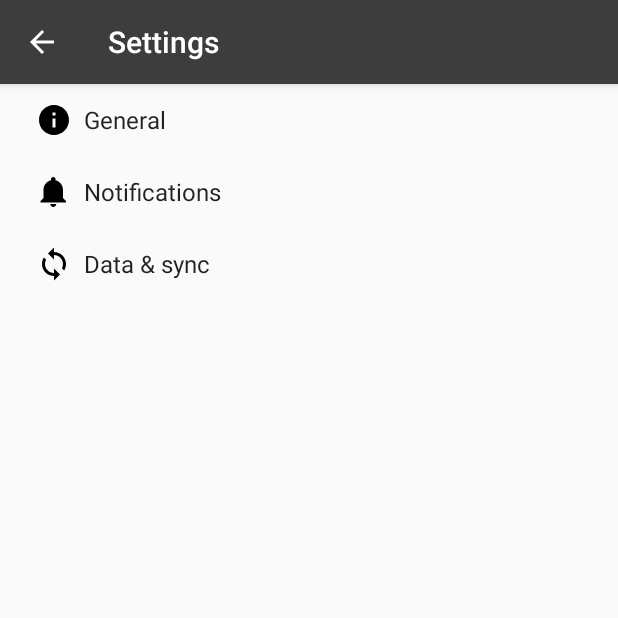
After one commit to litlatte/AutOut_b, an Android app: the Impostazioni_ac screen opened directly, with no data from a screen before it, on a phone screen of 412 x 824 dp, the top half of it. The commit adds this screen. Run offline under Robolectric (Android 15) with nearby library versions, the light colour scheme and no system bars.

Commit message:
Aggiunta layout impostazioni

```diff
--- a/app/build.gradle
+++ b/app/build.gradle
@@ -9,6 +9,7 @@
         versionCode 1
         versionName "1.0"
         testInstrumentationRunner "android.support.test.runner.AndroidJUnitRunner"
+        vectorDrawables.useSupportLibrary = true
     }
     buildTypes {
         release {
@@ -26,6 +27,8 @@
     implementation 'pub.devrel:easypermissions:0.2.0'
     implementation 'com.android.support:recyclerview-v7:28.0.0'
     implementation 'com.android.support:cardview-v7:28.0.0'
+    implementation 'com.android.support:support-v4:28.0.0'
+    implementation 'com.android.support:support-vector-drawable:28.0.0'
     testImplementation 'junit:junit:4.12'
     androidTestImplementation 'com.android.support.test:runner:1.0.2'
     androidTestImplementation 'com.android.support.test.espresso:espresso-core:3.0.2'
--- /dev/null
+++ b/app/src/main/java/com/iiseinstein/autout/AppCompatPreferenceActivity.java
@@ -0,0 +1,109 @@
+package com.iiseinstein.autout;
+
+import android.content.res.Configuration;
+import android.os.Bundle;
+import android.preference.PreferenceActivity;
+import android.support.annotation.LayoutRes;
+import android.support.annotation.Nullable;
+import android.support.v7.app.ActionBar;
+import android.support.v7.app.AppCompatDelegate;
+import android.support.v7.widget.Toolbar;
+import android.view.MenuInflater;
+import android.view.View;
+import android.view.ViewGroup;
+
+/**
+ * A {@link android.preference.PreferenceActivity} which implements and proxies the necessary calls
+ * to be used with AppCompat.
+ */
+public abstract class AppCompatPreferenceActivity extends PreferenceActivity {
+
+    private AppCompatDelegate mDelegate;
+
+    @Override
+    protected void onCreate(Bundle savedInstanceState) {
+        getDelegate().installViewFactory();
+        getDelegate().onCreate(savedInstanceState);
+        super.onCreate(savedInstanceState);
+    }
+
+    @Override
+    protected void onPostCreate(Bundle savedInstanceState) {
+        super.onPostCreate(savedInstanceState);
+        getDelegate().onPostCreate(savedInstanceState);
+    }
+
+    public ActionBar getSupportActionBar() {
+        return getDelegate().getSupportActionBar();
+    }
+
+    public void setSupportActionBar(@Nullable Toolbar toolbar) {
+        getDelegate().setSupportActionBar(toolbar);
+    }
+
+    @Override
+    public MenuInflater getMenuInflater() {
+        return getDelegate().getMenuInflater();
+    }
+
+    @Override
+    public void setContentView(@LayoutRes int layoutResID) {
+        getDelegate().setContentView(layoutResID);
+    }
+
+    @Override
+    public void setContentView(View view) {
+        getDelegate().setContentView(view);
+    }
+
+    @Override
+    public void setContentView(View view, ViewGroup.LayoutParams params) {
+        getDelegate().setContentView(view, params);
+    }
+
+    @Override
+    public void addContentView(View view, ViewGroup.LayoutParams params) {
+        getDelegate().addContentView(view, params);
+    }
+
+    @Override
+    protected void onPostResume() {
+        super.onPostResume();
+        getDelegate().onPostResume();
+    }
+
+    @Override
+    protected void onTitleChanged(CharSequence title, int color) {
+        super.onTitleChanged(title, color);
+        getDelegate().setTitle(title);
+    }
+
+    @Override
+    public void onConfigurationChanged(Configuration newConfig) {
+        super.onConfigurationChanged(newConfig);
+        getDelegate().onConfigurationChanged(newConfig);
+    }
+
+    @Override
+    protected void onStop() {
+        super.onStop();
+        getDelegate().onStop();
+    }
+
+    @Override
+    protected void onDestroy() {
+        super.onDestroy();
+        getDelegate().onDestroy();
+    }
+
+    public void invalidateOptionsMenu() {
+        getDelegate().invalidateOptionsMenu();
+    }
+
+    private AppCompatDelegate getDelegate() {
+        if (mDelegate == null) {
+            mDelegate = AppCompatDelegate.create(this, null);
+        }
+        return mDelegate;
+    }
+}
--- /dev/null
+++ b/app/src/main/res/drawable/ic_info_black_24dp.xml
@@ -0,0 +1,9 @@
+<vector xmlns:android="http://schemas.android.com/apk/res/android"
+    android:width="24dp"
+    android:height="24dp"
+    android:viewportWidth="24.0"
+    android:viewportHeight="24.0">
+    <path
+        android:fillColor="#FF000000"
+        android:pathData="M12,2C6.48,2 2,6.48 2,12s4.48,10 10,10 10,-4.48 10,-10S17.52,2 12,2zm1,15h-2v-6h2v6zm0,-8h-2V7h2v2z" />
+</vector>
--- /dev/null
+++ b/app/src/main/res/drawable/ic_notifications_black_24dp.xml
@@ -0,0 +1,9 @@
+<vector xmlns:android="http://schemas.android.com/apk/res/android"
+    android:width="24dp"
+    android:height="24dp"
+    android:viewportWidth="24.0"
+    android:viewportHeight="24.0">
+    <path
+        android:fillColor="#FF000000"
+        android:pathData="M11.5,22c1.1,0 2,-0.9 2,-2h-4c0,1.1 0.9,2 2,2zm6.5,-6v-5.5c0,-3.07 -2.13,-5.64 -5,-6.32V3.5c0,-0.83 -0.67,-1.5 -1.5,-1.5S10,2.67 10,3.5v0.68c-2.87,0.68 -5,3.25 -5,6.32V16l-2,2v1h17v-1l-2,-2z" />
+</vector>
--- /dev/null
+++ b/app/src/main/res/drawable/ic_sync_black_24dp.xml
@@ -0,0 +1,9 @@
+<vector xmlns:android="http://schemas.android.com/apk/res/android"
+    android:width="24dp"
+    android:height="24dp"
+    android:viewportWidth="24.0"
+    android:viewportHeight="24.0">
+    <path
+        android:fillColor="#FF000000"
+        android:pathData="M12 4V1L8 5l4 4V6c3.31 0 6 2.69 6 6 0 1.01,-.25 1.97,-.7 2.8l1.46 1.46C19.54 15.03 20 13.57 20 12c0,-4.42,-3.58,-8,-8,-8zm0 14c-3.31 0,-6,-2.69,-6,-6 0,-1.01.25,-1.97.7,-2.8L5.24 7.74C4.46 8.97 4 10.43 4 12c0 4.42 3.58 8 8 8v3l4,-4,-4,-4v3z" />
+</vector>
--- a/app/src/main/res/values/strings.xml
+++ b/app/src/main/res/values/strings.xml
@@ -2,4 +2,78 @@
     <string name="app_name">AutOut</string>
     <string name="download">Download</string>
     <string name="write_file">This app needs access to your file storage so that it can write files.</string>
+    <string name="title_activity_impostazioni_ac">Settings</string>
+
+    <!-- Strings related to Settings -->
+
+    <!-- Example General settings -->
+    <string name="pref_header_general">General</string>
+
+    <string name="pref_title_social_recommendations">Enable social recommendations</string>
+    <string name="pref_description_social_recommendations">Recommendations for people to contact
+        based on your message history
+    </string>
+
+    <string name="pref_title_display_name">Display name</string>
+    <string name="pref_default_display_name">John Smith</string>
+
+    <string name="pref_title_add_friends_to_messages">Add friends to messages</string>
+    <string-array name="pref_example_list_titles">
+        <item>Always</item>
+        <item>When possible</item>
+        <item>Never</item>
+    </string-array>
+    <string-array name="pref_example_list_values">
+        <item>1</item>
+        <item>0</item>
+        <item>-1</item>
+    </string-array>
+
+    <!-- Example settings for Data & Sync -->
+    <string name="pref_header_data_sync">Data &amp; sync</string>
+
+    <string name="pref_title_sync_frequency">Sync frequency</string>
+    <string-array name="pref_sync_frequency_titles">
+        <item>15 minutes</item>
+        <item>30 minutes</item>
+        <item>1 hour</item>
+        <item>3 hours</item>
+        <item>6 hours</item>
+        <item>Never</item>
+    </string-array>
+    <string-array name="pref_sync_frequency_values">
+        <item>15</item>
+        <item>30</item>
+        <item>60</item>
+        <item>180</item>
+        <item>360</item>
+        <item>-1</item>
+    </string-array>
+
+    <string-array name="list_preference_entries">
+        <item>Entry 1</item>
+        <item>Entry 2</item>
+        <item>Entry 3</item>
+    </string-array>
+
+    <string-array name="list_preference_entry_values">
+        <item>1</item>
+        <item>2</item>
+        <item>3</item>
+    </string-array>
+
+    <string-array name="multi_select_list_preference_default_value" />
+
+    <string name="pref_title_system_sync_settings">System sync settings</string>
+
+    <!-- Example settings for Notifications -->
+    <string name="pref_header_notifications">Notifications</string>
+
+    <string name="pref_title_new_message_notifications">New message notifications</string>
+
+    <string name="pref_title_ringtone">Ringtone</string>
+    <string name="pref_ringtone_silent">Silent</string>
+
+    <string name="pref_title_vibrate">Vibrate</string>
+    <string name="title_activity_settings">Settings</string>
 </resources>
--- /dev/null
+++ b/app/src/main/res/xml/pref_data_sync.xml
@@ -0,0 +1,21 @@
+<PreferenceScreen xmlns:android="http://schemas.android.com/apk/res/android">
+
+    <!-- NOTE: Hide buttons to simplify the UI. Users can touch outside the dialog to
+         dismiss it. -->
+    <!-- NOTE: ListPreference's summary should be set to its value by the activity code. -->
+    <ListPreference
+        android:defaultValue="180"
+        android:entries="@array/pref_sync_frequency_titles"
+        android:entryValues="@array/pref_sync_frequency_values"
+        android:key="sync_frequency"
+        android:negativeButtonText="@null"
+        android:positiveButtonText="@null"
+        android:title="@string/pref_title_sync_frequency" />
+
+    <!-- This preference simply launches an intent when selected. Use this UI sparingly, per
+         design guidelines. -->
+    <Preference android:title="@string/pref_title_system_sync_settings">
+        <intent android:action="android.settings.SYNC_SETTINGS" />
+    </Preference>
+
+</PreferenceScreen>
--- /dev/null
+++ b/app/src/main/res/xml/pref_general.xml
@@ -0,0 +1,33 @@
+<PreferenceScreen xmlns:android="http://schemas.android.com/apk/res/android">
+
+    <SwitchPreference
+        android:defaultValue="true"
+        android:key="example_switch"
+        android:summary="@string/pref_description_social_recommendations"
+        android:title="@string/pref_title_social_recommendations" />
+
+    <!-- NOTE: EditTextPreference accepts EditText attributes. -->
+    <!-- NOTE: EditTextPreference's summary should be set to its value by the activity code. -->
+    <EditTextPreference
+        android:capitalize="words"
+        android:defaultValue="@string/pref_default_display_name"
+        android:inputType="textCapWords"
+        android:key="example_text"
+        android:maxLines="1"
+        android:selectAllOnFocus="true"
+        android:singleLine="true"
+        android:title="@string/pref_title_display_name" />
+
+    <!-- NOTE: Hide buttons to simplify the UI. Users can touch outside the dialog to
+         dismiss it. -->
+    <!-- NOTE: ListPreference's summary should be set to its value by the activity code. -->
+    <ListPreference
+        android:defaultValue="-1"
+        android:entries="@array/pref_example_list_titles"
+        android:entryValues="@array/pref_example_list_values"
+        android:key="example_list"
+        android:negativeButtonText="@null"
+        android:positiveButtonText="@null"
+        android:title="@string/pref_title_add_friends_to_messages" />
+
+</PreferenceScreen>
--- /dev/null
+++ b/app/src/main/res/xml/pref_headers.xml
@@ -0,0 +1,20 @@
+<preference-headers xmlns:android="http://schemas.android.com/apk/res/android">
+
+    <!-- These settings headers are only used on tablets. -->
+
+    <header
+        android:fragment="com.iiseinstein.autout.Impostazioni_ac$GeneralPreferenceFragment"
+        android:icon="@drawable/ic_info_black_24dp"
+        android:title="@string/pref_header_general" />
+
+    <header
+        android:fragment="com.iiseinstein.autout.Impostazioni_ac$NotificationPreferenceFragment"
+        android:icon="@drawable/ic_notifications_black_24dp"
+        android:title="@string/pref_header_notifications" />
+
+    <header
+        android:fragment="com.iiseinstein.autout.Impostazioni_ac$DataSyncPreferenceFragment"
+        android:icon="@drawable/ic_sync_black_24dp"
+        android:title="@string/pref_header_data_sync" />
+
+</preference-headers>
--- /dev/null
+++ b/app/src/main/res/xml/pref_notification.xml
@@ -0,0 +1,27 @@
+<PreferenceScreen xmlns:android="http://schemas.android.com/apk/res/android">
+
+    <!-- A 'parent' preference, which enables/disables child preferences (below)
+         when checked/unchecked. -->
+    <SwitchPreference
+        android:defaultValue="true"
+        android:key="notifications_new_message"
+        android:title="@string/pref_title_new_message_notifications" />
+
+    <!-- Allows the user to choose a ringtone in the 'notification' category. -->
+    <!-- NOTE: This preference will be enabled only when the checkbox above is checked. -->
+    <!-- NOTE: RingtonePreference's summary should be set to its value by the activity code. -->
+    <RingtonePreference
+        android:defaultValue="content://settings/system/notification_sound"
+        android:dependency="notifications_new_message"
+        android:key="notifications_new_message_ringtone"
+        android:ringtoneType="notification"
+        android:title="@string/pref_title_ringtone" />
+
+    <!-- NOTE: This preference will be enabled only when the checkbox above is checked. -->
+    <SwitchPreference
+        android:defaultValue="true"
+        android:dependency="notifications_new_message"
+        android:key="notifications_new_message_vibrate"
+        android:title="@string/pref_title_vibrate" />
+
+</PreferenceScreen>
```
Also changed, not shown: app/src/main/AndroidManifest.xml (+17 -1 lines), app/src/main/java/com/iiseinstein/autout/Impostazioni_ac.java (added, +267 -0 lines), app/src/main/java/com/iiseinstein/autout/MainActivity.java (+10 -0 lines).
